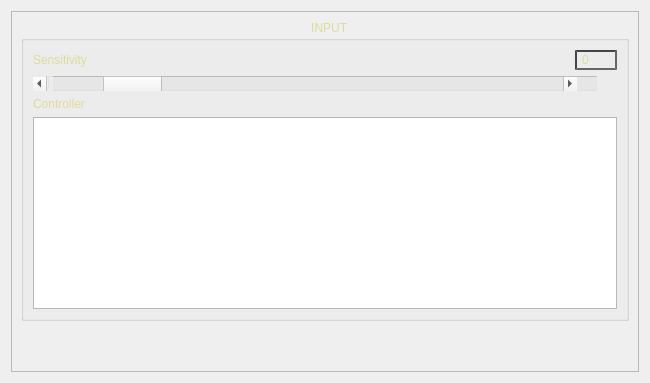
The window that aleph2_gui/resource/ui/aleph2_manip_controller.ui (Continuum-UWr/aleph2_desktop) describes before a commit, drawn with Qt 5.
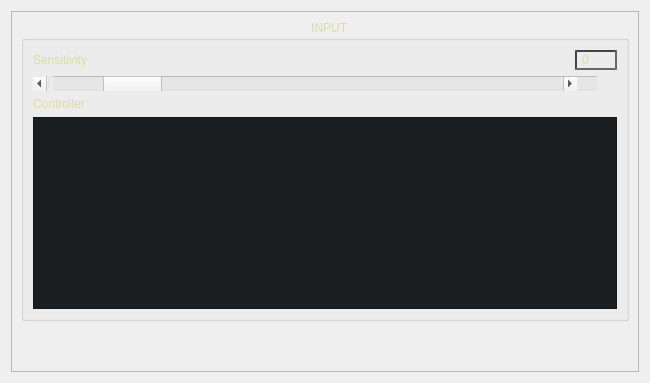
The same window after the commit. Icons and pictures are not drawn.

Commit message: Fix aleph2_manip_controller

```diff
--- a/aleph2_gui/resource/ui/aleph2_manip_controller.ui
+++ b/aleph2_gui/resource/ui/aleph2_manip_controller.ui
@@ -27,6 +27,10 @@
 	background-image: url(:/ta-skin/bg1.gif);
 }
 
+QListWidget{
+	background: #1b1e20;
+}
+
 QLabel, QCheckBox, QTextEdit, QLineEdit, QGroupBox, QDoubleSpinBox, QSpinBox{
 	font: bold 10px, &quot;Segoe UI Black&quot;;
 	color: rgb(220, 220, 155);
@@ -282,8 +286,8 @@
        <rect>
         <x>0</x>
         <y>0</y>
-        <width>630</width>
-        <height>363</height>
+        <width>634</width>
+        <height>367</height>
        </rect>
       </property>
       <property name="minimumSize">
```
The commit also changes 1 other file.
